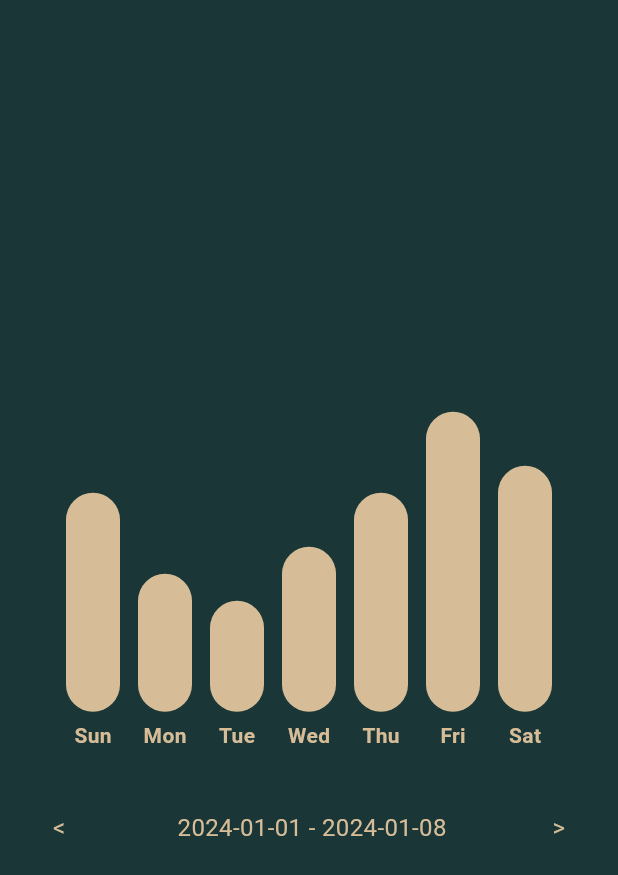
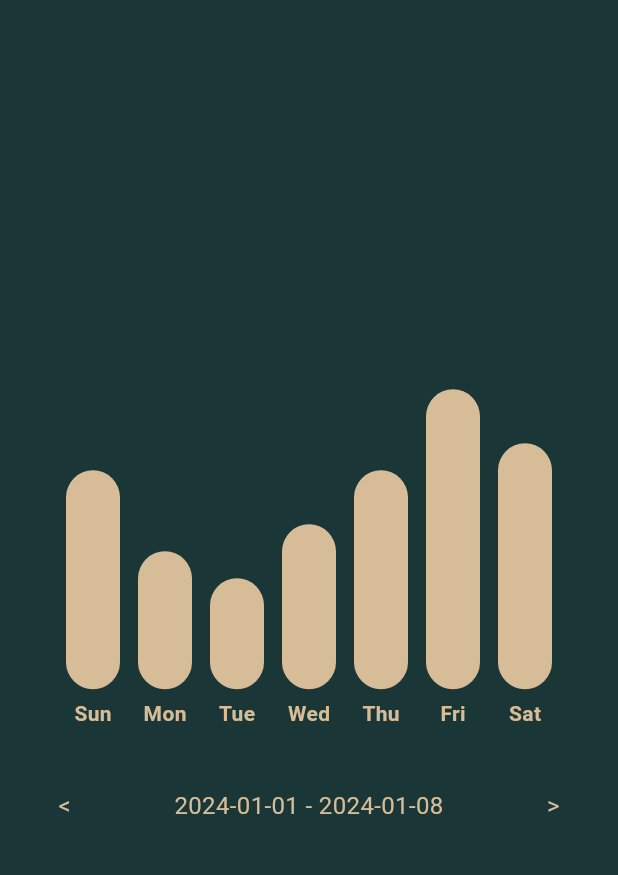
Before and after one commit to walidtolba/week_usage_vis_flutter, a Flutter app: the screen it shows after launch, on a phone screen of 412 x 824 dp. Shown: the top 875 px of the screen. Run offline on Flutter 3.47's test engine with Material 3 defaults, Android fonts, the phone set to English and light mode, and no system bars.

Commit message:
Code Refactoring

```diff
--- /dev/null
+++ b/lib/constants.dart
@@ -0,0 +1,2 @@
+const List<String> kWeekDays = ['Sun', 'Mon', 'Tue', 'Wed', 'Thu', 'Fri', 'Sat'];
+const kInitWeek = <double>[0.7, 0.4, 0.3, 0.5, 0.7, 1, 0.8];
--- a/lib/main.dart
+++ b/lib/main.dart
@@ -1,5 +1,5 @@
 import 'package:flutter/material.dart';
-import 'dart:math';
+import 'package:week_usage_vis_flutter/pages/home_page.dart';
 
 void main() {
   runApp(const MyApp());
@@ -18,142 +18,3 @@ class MyApp extends StatelessWidget {
     );
   }
 }
-
-class HomePage extends StatefulWidget {
-  const HomePage({super.key});
-
-  @override
-  State<HomePage> createState() => _HomePageState();
-}
-
-class _HomePageState extends State<HomePage>
-    with SingleTickerProviderStateMixin {
-  static const List<String> weekDays = [
-    'Sun',
-    'Mon',
-    'Tue',
-    'Wed',
-    'Thu',
-    'Fri',
-    'Sat'
-  ];
-
-  late AnimationController _controller;
-  late List<double> week;
-  late List<double> nextWeek;
-
-  @override
-  void initState() {
-    week = [0.7, 0.4, 0.3, 0.5, 0.7, 1, 0.8];
-    nextWeek = week;
-
-    super.initState();
-    _controller =
-        AnimationController(vsync: this, duration: Duration(seconds: 1));
-    _controller.addListener(() {
-      setState(() {});
-    });
-    _controller.addStatusListener((status) {
-      if (status == AnimationStatus.completed) {
-        week = nextWeek;
-        _controller.reset();
-      }
-    });
-  }
-
-  @override
-  void dispose() {
-    _controller.dispose();
-    super.dispose();
-  }
-
-  @override
-  Widget build(BuildContext context) {
-    return Scaffold(
-      backgroundColor: Color(0xFF1A3636),
-      body: SafeArea(
-        child: Column(
-          mainAxisAlignment: MainAxisAlignment.center,
-          children: [
-            Container(
-              height: 240,
-              child: Row(
-                mainAxisAlignment: MainAxisAlignment.center,
-                crossAxisAlignment: CrossAxisAlignment.end,
-                children: [
-                  for (var i = 0; i < 7; i++)
-                    BarWidget(
-                      percentage:
-                          week[i] - (week[i] - nextWeek[i]) * _controller.value,
-                      weekDay: weekDays[i],
-                    )
-                ],
-              ),
-            ),
-            SizedBox(
-              height: 40,
-            ),
-            GestureDetector(
-              onHorizontalDragUpdate: (foo) => print(foo) ,
-              child: Row(
-                mainAxisAlignment: MainAxisAlignment.spaceAround,
-                children: [
-                  Text(
-                    '< ',
-                    style: TextStyle(color: Color(0xFFD6BD98), fontSize: 16.0),
-                  ),
-                  GestureDetector(
-                    child: Text(
-                      '2024-01-01 - 2024-01-08',
-                      style: TextStyle(color: Color(0xFFD6BD98), fontSize: 16.0),
-                    ),
-                    onTap: () {
-                      nextWeek =
-                          List.generate(7, (index) => Random().nextDouble());
-                      print(_controller.value);
-                      _controller.forward();
-                    },
-                  ),
-                  Text(
-                    '>',
-                    style: TextStyle(color: Color(0xFFD6BD98), fontSize: 16.0),
-                  ),
-                ],
-              ),
-            )
-          ],
-        ),
-      ),
-    );
-  }
-}
-
-class BarWidget extends StatelessWidget {
-  final double percentage;
-  final String weekDay;
-
-  const BarWidget({required this.percentage, required this.weekDay});
-
-  @override
-  Widget build(BuildContext context) {
-    return Column(
-      crossAxisAlignment: CrossAxisAlignment.center,
-      mainAxisAlignment: MainAxisAlignment.end,
-      children: [
-        Container(
-          width: 36,
-          height: 20 + 180 * percentage,
-          margin: EdgeInsets.all(6),
-          decoration: BoxDecoration(
-              color: Color(0xFFD6BD98),
-              borderRadius: BorderRadius.circular(18)),
-        ),
-        Text(
-          weekDay,
-          style:
-              TextStyle(color: Color(0xFFD6BD98), fontWeight: FontWeight.w600),
-        )
-      ],
-    );
-  }
-}
--- /dev/null
+++ b/lib/pages/home_page.dart
@@ -0,0 +1,92 @@
+import 'dart:math';
+
+import 'package:flutter/material.dart';
+import 'package:week_usage_vis_flutter/constants.dart';
+import 'package:week_usage_vis_flutter/widgets/bar_widget.dart';
+import 'package:week_usage_vis_flutter/widgets/swipable_text_widget.dart';
+
+class HomePage extends StatefulWidget {
+  const HomePage({super.key});
+
+  @override
+  State<HomePage> createState() => _HomePageState();
+}
+
+class _HomePageState extends State<HomePage>
+    with SingleTickerProviderStateMixin {
+  late AnimationController _controller;
+  late List<double> week;
+  late List<double> nextWeek;
+
+  void generateRandomWeek() {
+    week = nextWeek;
+    nextWeek = List.generate(7, (index) => Random().nextDouble());
+  }
+
+  @override
+  void initState() {
+    week = kInitWeek;
+    nextWeek = List.from(week);
+
+    super.initState();
+    _controller =
+        AnimationController(vsync: this, duration: Duration(seconds: 1));
+    _controller.addListener(() {
+      setState(() {});
+    });
+    _controller.addStatusListener((status) {
+      if (status == AnimationStatus.completed) {
+        week = nextWeek;
+        _controller.reset();
+      }
+    });
+  }
+
+  @override
+  void dispose() {
+    _controller.dispose();
+    super.dispose();
+  }
+
+  @override
+  Widget build(BuildContext context) {
+    return Scaffold(
+      backgroundColor: Color(0xFF1A3636),
+      body: SafeArea(
+        child: Column(
+          mainAxisAlignment: MainAxisAlignment.center,
+          children: [
+            Container(
+              height: 240,
+              child: Row(
+                mainAxisAlignment: MainAxisAlignment.center,
+                crossAxisAlignment: CrossAxisAlignment.end,
+                children: [
+                  for (var i = 0; i < 7; i++)
+                    BarWidget(
+                      percentage:
+                          week[i] + (nextWeek[i] - week[i]) * _controller.value,
+                      weekDay: kWeekDays[i],
+                    )
+                ],
+              ),
+            ),
+            SizedBox(
+              height: 10,
+            ),
+            SwipableTextWidget(
+                controller: _controller,
+                rightCallback: () {
+                  generateRandomWeek();
+                  _controller.forward();
+                },
+                leftCallback: () {
+                  generateRandomWeek();
+                  _controller.forward();
+                })
+          ],
+        ),
+      ),
+    );
+  }
+}
--- /dev/null
+++ b/lib/widgets/bar_widget.dart
@@ -0,0 +1,32 @@
+
+import 'package:flutter/material.dart';
+
+class BarWidget extends StatelessWidget {
+  final double percentage;
+  final String weekDay;
+
+  const BarWidget({required this.percentage, required this.weekDay});
+
+  @override
+  Widget build(BuildContext context) {
+    return Column(
+      crossAxisAlignment: CrossAxisAlignment.center,
+      mainAxisAlignment: MainAxisAlignment.end,
+      children: [
+        Container(
+          width: 36,
+          height: 20 + 180 * percentage,
+          margin: EdgeInsets.all(6),
+          decoration: BoxDecoration(
+              color: Color(0xFFD6BD98),
+              borderRadius: BorderRadius.circular(18)),
+        ),
+        Text(
+          weekDay,
+          style:
+              TextStyle(color: Color(0xFFD6BD98), fontWeight: FontWeight.w600),
+        )
+      ],
+    );
+  }
+}
--- /dev/null
+++ b/lib/widgets/swipable_text_widget.dart
@@ -0,0 +1,55 @@
+import 'package:flutter/material.dart';
+import 'package:week_usage_vis_flutter/widgets/swipe_text_widget.dart';
+
+class SwipableTextWidget extends StatefulWidget {
+  AnimationController controller;
+  final leftCallback;
+  final rightCallback;
+  SwipableTextWidget(
+      {required this.controller,
+      required this.rightCallback,
+      required this.leftCallback});
+
+  @override
+  State<SwipableTextWidget> createState() => _SwipableTextWidgetState();
+}
+
+class _SwipableTextWidgetState extends State<SwipableTextWidget> {
+  String swipDirection = 'left';
+
+  @override
+  Widget build(BuildContext context) {
+    return Row(
+      mainAxisAlignment: MainAxisAlignment.spaceEvenly,
+      children: [
+        SwipeTextWidget(direction: 'left', callback: () {
+              swipDirection = 'left';
+              widget.leftCallback();
+            }),
+        AnimatedBuilder(
+          animation: widget.controller,
+          builder: (context, child) {
+            double value = widget.controller.value;
+            return Opacity(
+              opacity: 1 - value,
+              child: Transform.translate(
+                  offset: Offset(
+                      (swipDirection == 'left' ? -1 : 1) * value * 250, 0),
+                  child: child),
+            );
+          },
+          child: Text(
+            '2024-01-01 - 2024-01-08',
+            style: TextStyle(color: Color(0xFFD6BD98), fontSize: 16.0),
+          ),
+        ),
+        SwipeTextWidget(
+            direction: 'right',
+            callback: () {
+              swipDirection = 'right';
+              widget.rightCallback();
+            })
+      ],
+    );
+  }
+}
--- /dev/null
+++ b/lib/widgets/swipe_text_widget.dart
@@ -0,0 +1,22 @@
+import 'package:flutter/material.dart';
+
+class SwipeTextWidget extends StatelessWidget {
+  final GestureTapCallback callback;
+  final String direction;
+  SwipeTextWidget({required this.callback, required this.direction});
+
+  @override
+  Widget build(BuildContext context) {
+    return GestureDetector(
+      onTap: callback,
+      child: Padding(
+        padding: EdgeInsets.fromLTRB((direction == 'right' ? 30 : 0), 30,
+            (direction == 'left' ? 30 : 0), 30),
+        child: Text(
+          (direction == 'left') ? '<' : '>',
+          style: TextStyle(color: Color(0xFFD6BD98), fontSize: 16.0),
+        ),
+      ),
+    );
+  }
+}
```
